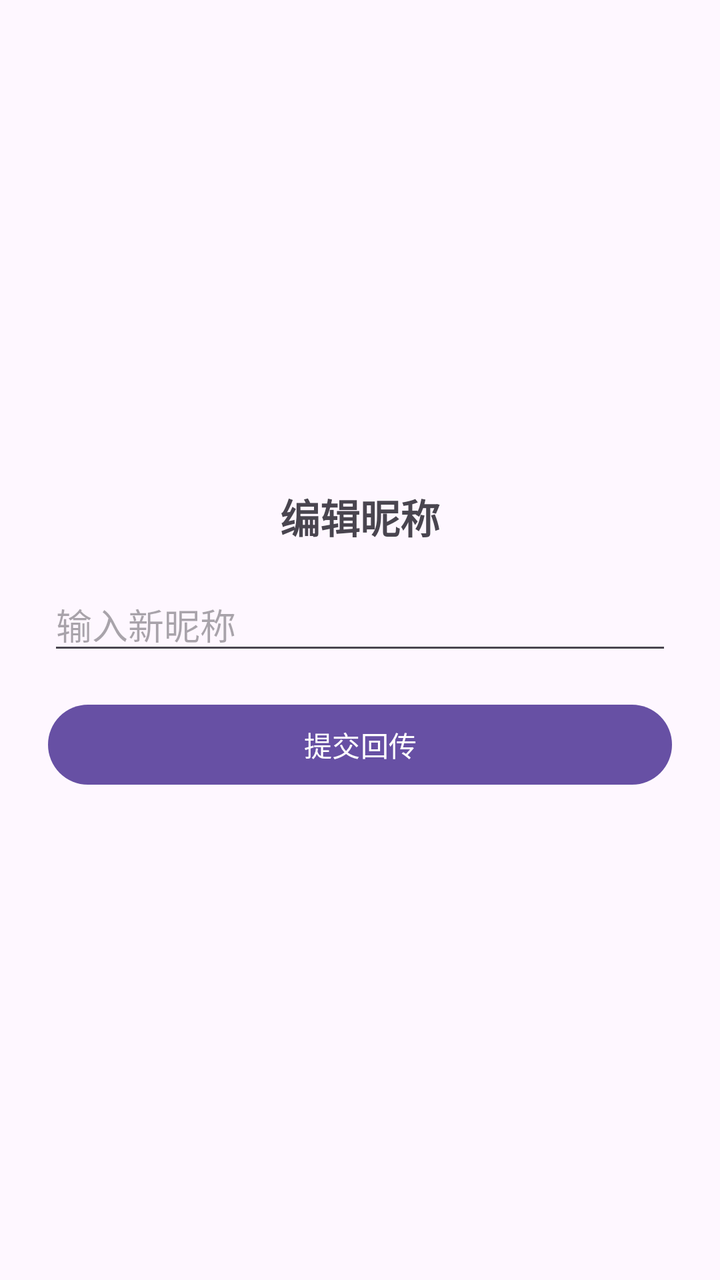
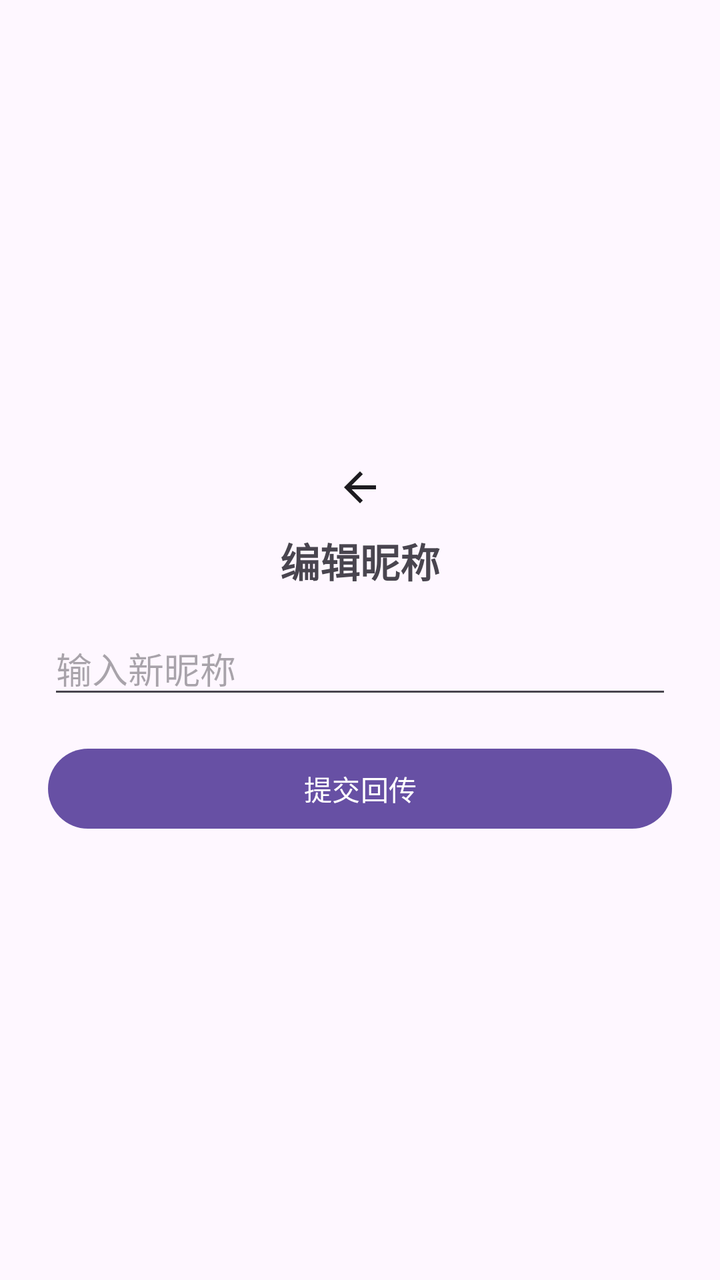

Two renders of the same Android screen: before a commit and after it. Below are the layout's source before the change and the commit's diff.
<!-- AndroidManifest.xml: application theme Theme.Keyou -->
<!-- res/layout/activity_edit_nickname.xml -->
<?xml version="1.0" encoding="utf-8"?>
<LinearLayout xmlns:android="http://schemas.android.com/apk/res/android"
    android:layout_width="match_parent"
    android:layout_height="match_parent"
    android:orientation="vertical"
    android:gravity="center"
    android:padding="24dp">

    <TextView
        android:layout_width="wrap_content"
        android:layout_height="wrap_content"
        android:text="@string/edit_nickname_title"
        android:textSize="20sp"
        android:textStyle="bold"
        android:layout_marginBottom="16dp" />

    <EditText
        android:id="@+id/et_nickname"
        android:layout_width="match_parent"
        android:layout_height="wrap_content"
        android:hint="@string/edit_nickname_hint"
        android:inputType="text"
        android:layout_marginBottom="16dp" />

    <Button
        android:id="@+id/btn_submit"
        android:layout_width="match_parent"
        android:layout_height="wrap_content"
        android:text="@string/edit_nickname_submit" />

</LinearLayout>
<!-- resources referenced by this layout -->
<resources>
  <string name="edit_nickname_hint">输入新昵称</string>
  <string name="edit_nickname_submit">提交回传</string>
  <string name="edit_nickname_title">编辑昵称</string>
  <style name="Theme.Keyou" parent="Theme.Material3.DayNight.NoActionBar" />
</resources>

<!-- the commit's change to res/layout/activity_edit_nickname.xml (unified diff, before → after) -->
@@ -5,6 +5,8 @@
     android:orientation="vertical"
     android:gravity="center"
     android:padding="24dp">
+
+    <include layout="@layout/view_back_bar" />
 
     <TextView
         android:layout_width="wrap_content"
@@ -29,3 +31,19 @@
         android:text="@string/edit_nickname_submit" />
 
 </LinearLayout>
+<!-- res/layout/view_back_bar.xml (included above) -->
+<?xml version="1.0" encoding="utf-8"?>
+<FrameLayout xmlns:android="http://schemas.android.com/apk/res/android"
+    android:layout_width="wrap_content"
+    android:layout_height="wrap_content">
+
+    <ImageButton
+        android:id="@+id/btn_back"
+        android:layout_width="44dp"
+        android:layout_height="44dp"
+        android:background="?attr/selectableItemBackgroundBorderless"
+        android:contentDescription="@string/back"
+        android:padding="10dp"
+        android:src="@drawable/ic_arrow_back" />
+
+</FrameLayout>
<!-- resource entries referenced after the edit -->
@@ -1,5 +1,18 @@
 <!-- resources referenced by this layout -->
 <resources>
+  <!-- drawable ic_arrow_back (drawable) -->
+  <?xml version="1.0" encoding="utf-8"?>
+  <vector xmlns:android="http://schemas.android.com/apk/res/android"
+      android:width="24dp"
+      android:height="24dp"
+      android:viewportWidth="24"
+      android:viewportHeight="24"
+      android:tint="?attr/colorOnSurface">
+      <path
+          android:fillColor="@android:color/white"
+          android:pathData="M20,11H7.83l5.59,-5.59L12,4l-8,8 8,8 1.41,-1.41L7.83,13H20v-2z" />
+  </vector>
+  <string name="back">返回</string>
   <string name="edit_nickname_hint">输入新昵称</string>
   <string name="edit_nickname_submit">提交回传</string>
   <string name="edit_nickname_title">编辑昵称</string>
